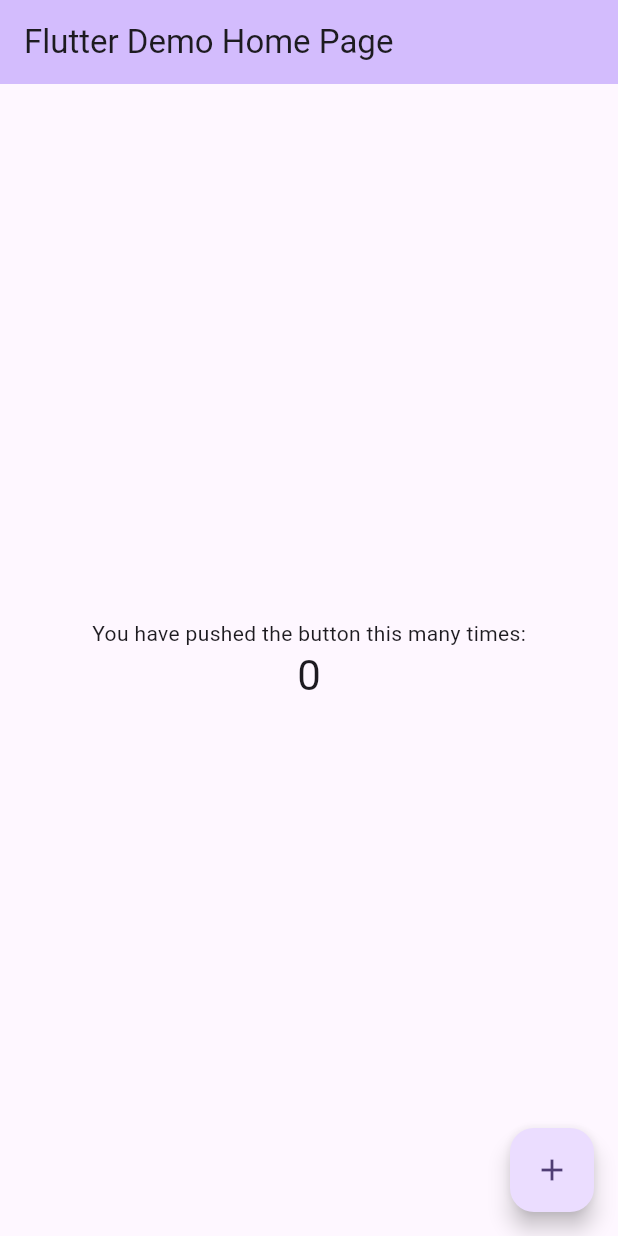
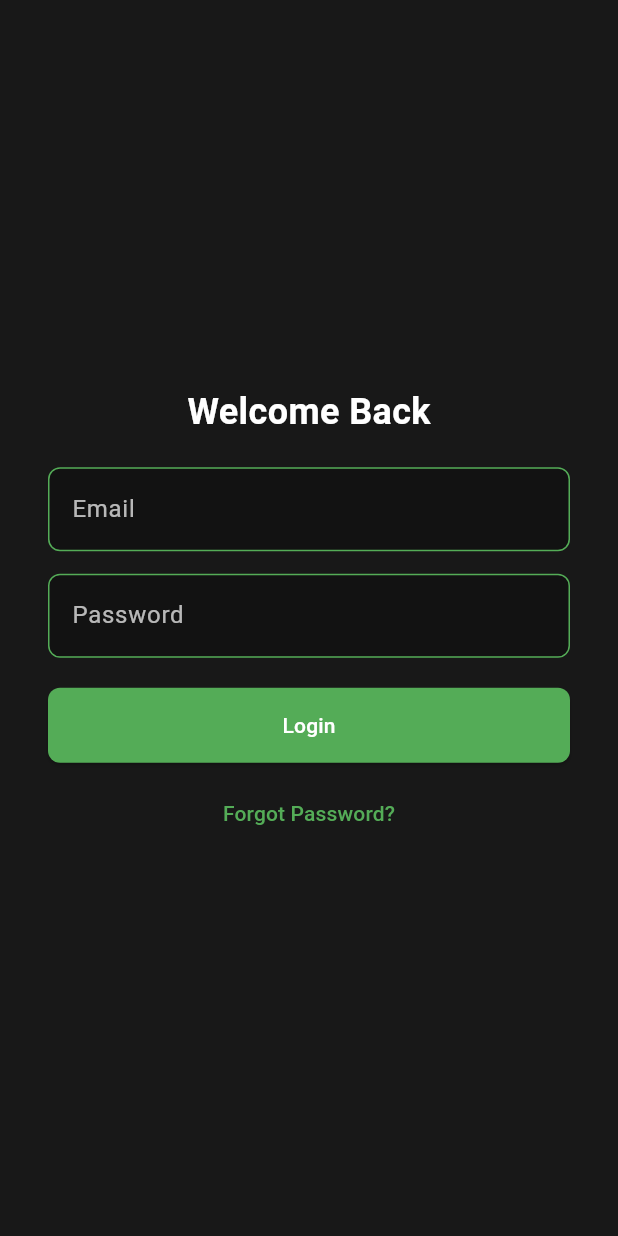
Before and after one commit to Mustangtroy-29/coinvault, a Flutter app: the screen it shows after launch, on a phone screen of 412 x 824 dp. Run offline on Flutter 3.47's test engine with Material 3 defaults, Android fonts, the phone set to English and light mode, and no system bars.

Commit message:
Add login page and update app icon and label

```diff
--- /dev/null
+++ b/lib/login_page.dart
@@ -0,0 +1,86 @@
+import 'package:flutter/material.dart';
+
+class LoginPage extends StatelessWidget {
+  @override
+  Widget build(BuildContext context) {
+    return Scaffold(
+      backgroundColor: Color(0xFF181818),
+      body: Center(
+        child: Padding(
+          padding: const EdgeInsets.symmetric(horizontal: 32.0),
+          child: Column(
+            mainAxisAlignment: MainAxisAlignment.center,
+            children: [
+              Text(
+                "Welcome Back",
+                style: TextStyle(
+                  color: Colors.white,
+                  fontSize: 24,
+                  fontWeight: FontWeight.bold,
+                ),
+              ),
+              SizedBox(height: 20),
+              TextField(
+                style: TextStyle(color: Colors.white),
+                decoration: InputDecoration(
+                  hintText: "Email",
+                  hintStyle: TextStyle(color: Colors.white70),
+                  filled: true,
+                  fillColor: Colors.black26,
+                  enabledBorder: OutlineInputBorder(
+                    borderRadius: BorderRadius.circular(8.0),
+                    borderSide: BorderSide(color: Color(0xFF54AC57)),
+                  ),
+                  focusedBorder: OutlineInputBorder(
+                    borderRadius: BorderRadius.circular(8.0),
+                    borderSide: BorderSide(color: Color(0xFF54AC57), width: 2),
+                  ),
+                ),
+              ),
+              SizedBox(height: 15),
+              TextField(
+                obscureText: true,
+                style: TextStyle(color: Colors.white),
+                decoration: InputDecoration(
+                  hintText: "Password",
+                  hintStyle: TextStyle(color: Colors.white70),
+                  filled: true,
+                  fillColor: Colors.black26,
+                  enabledBorder: OutlineInputBorder(
+                    borderRadius: BorderRadius.circular(8.0),
+                    borderSide: BorderSide(color: Color(0xFF54AC57)),
+                  ),
+                  focusedBorder: OutlineInputBorder(
+                    borderRadius: BorderRadius.circular(8.0),
+                    borderSide: BorderSide(color: Color(0xFF54AC57), width: 2),
+                  ),
+                ),
+              ),
+              SizedBox(height: 20),
+              ElevatedButton(
+                style: ElevatedButton.styleFrom(
+                  backgroundColor: Color(0xFF54AC57),
+                  foregroundColor: Colors.white,
+                  shape: RoundedRectangleBorder(
+                    borderRadius: BorderRadius.circular(8.0),
+                  ),
+                  minimumSize: Size(double.infinity, 50),
+                ),
+                onPressed: () {},
+                child: Text("Login"),
+              ),
+              SizedBox(height: 10),
+              TextButton(
+                onPressed: () {},
+                child: Text(
+                  "Forgot Password?",
+                  style: TextStyle(color: Color(0xFF54AC57)),
+                ),
+              )
+            ],
+          ),
+        ),
+      ),
+    );
+  }
+}
--- a/lib/main.dart
+++ b/lib/main.dart
@@ -1,3 +1,4 @@
+import 'package:coinvault/login_page.dart';
 import 'package:flutter/material.dart';
 
 void main() {
@@ -12,114 +13,12 @@
   Widget build(BuildContext context) {
     return MaterialApp(
       title: 'Flutter Demo',
+      debugShowCheckedModeBanner: false,
       theme: ThemeData(
-        // This is the theme of your application.
-        //
-        // TRY THIS: Try running your application with "flutter run". You'll see
-        // the application has a purple toolbar. Then, without quitting the app,
-        // try changing the seedColor in the colorScheme below to Colors.green
-        // and then invoke "hot reload" (save your changes or press the "hot
-        // reload" button in a Flutter-supported IDE, or press "r" if you used
-        // the command line to start the app).
-        //
-        // Notice that the counter didn't reset back to zero; the application
-        // state is not lost during the reload. To reset the state, use hot
-        // restart instead.
-        //
-        // This works for code too, not just values: Most code changes can be
-        // tested with just a hot reload.
         colorScheme: ColorScheme.fromSeed(seedColor: Colors.deepPurple),
         useMaterial3: true,
       ),
-      home: const MyHomePage(title: 'Flutter Demo Home Page'),
+      home: LoginPage(),
     );
   }
 }
-
-class MyHomePage extends StatefulWidget {
-  const MyHomePage({super.key, required this.title});
-
-  // This widget is the home page of your application. It is stateful, meaning
-  // that it has a State object (defined below) that contains fields that affect
-  // how it looks.
-
-  // This class is the configuration for the state. It holds the values (in this
-  // case the title) provided by the parent (in this case the App widget) and
-  // used by the build method of the State. Fields in a Widget subclass are
-  // always marked "final".
-
-  final String title;
-
-  @override
-  State<MyHomePage> createState() => _MyHomePageState();
-}
-
-class _MyHomePageState extends State<MyHomePage> {
-  int _counter = 0;
-
-  void _incrementCounter() {
-    setState(() {
-      // This call to setState tells the Flutter framework that something has
-      // changed in this State, which causes it to rerun the build method below
-      // so that the display can reflect the updated values. If we changed
-      // _counter without calling setState(), then the build method would not be
-      // called again, and so nothing would appear to happen.
-      _counter++;
-    });
-  }
-
-  @override
-  Widget build(BuildContext context) {
-    // This method is rerun every time setState is called, for instance as done
-    // by the _incrementCounter method above.
-    //
-    // The Flutter framework has been optimized to make rerunning build methods
-    // fast, so that you can just rebuild anything that needs updating rather
-    // than having to individually change instances of widgets.
-    return Scaffold(
-      appBar: AppBar(
-        // TRY THIS: Try changing the color here to a specific color (to
-        // Colors.amber, perhaps?) and trigger a hot reload to see the AppBar
-        // change color while the other colors stay the same.
-        backgroundColor: Theme.of(context).colorScheme.inversePrimary,
-        // Here we take the value from the MyHomePage object that was created by
-        // the App.build method, and use it to set our appbar title.
-        title: Text(widget.title),
-      ),
-      body: Center(
-        // Center is a layout widget. It takes a single child and positions it
-        // in the middle of the parent.
-        child: Column(
-          // Column is also a layout widget. It takes a list of children and
-          // arranges them vertically. By default, it sizes itself to fit its
-          // children horizontally, and tries to be as tall as its parent.
-          //
-          // Column has various properties to control how it sizes itself and
-          // how it positions its children. Here we use mainAxisAlignment to
-          // center the children vertically; the main axis here is the vertical
-          // axis because Columns are vertical (the cross axis would be
-          // horizontal).
-          //
-          // TRY THIS: Invoke "debug painting" (choose the "Toggle Debug Paint"
-          // action in the IDE, or press "p" in the console), to see the
-          // wireframe for each widget.
-          mainAxisAlignment: MainAxisAlignment.center,
-          children: <Widget>[
-            const Text(
-              'You have pushed the button this many times:',
-            ),
-            Text(
-              '$_counter',
-              style: Theme.of(context).textTheme.headlineMedium,
-            ),
-          ],
-        ),
-      ),
-      floatingActionButton: FloatingActionButton(
-        onPressed: _incrementCounter,
-        tooltip: 'Increment',
-        child: const Icon(Icons.add),
-      ), // This trailing comma makes auto-formatting nicer for build methods.
-    );
-  }
-}
```
Also changed, not shown: lib/home_screen.dart (added), 22 other files.
